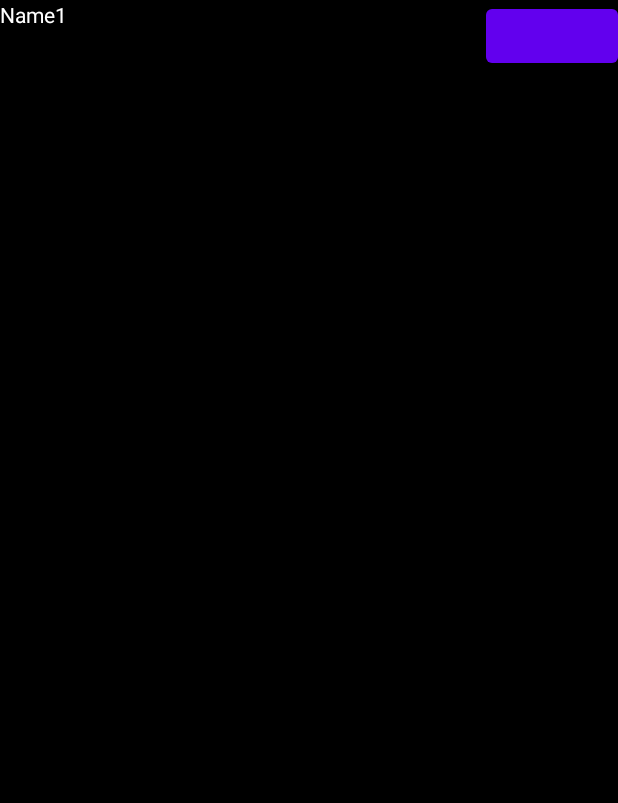
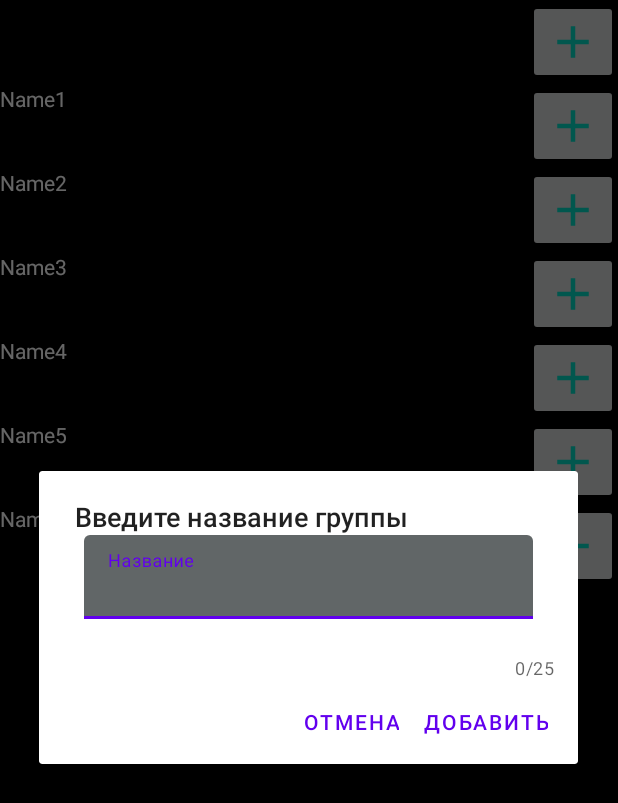
Before and after one commit to Chifir31/DiaryPRO, an Android app: the fragment GroupsFragment shown on its own in the app's theme, after a tap on an icon or button, on a phone screen of 412 x 824 dp. Shown: the top 803 px of the screen. Run offline under Robolectric (Android 15) with nearby library versions, the light colour scheme and no system bars.

Commit message:
Implemented: delete on swap, addition of new group

```diff
--- a/app/src/main/java/com/example/myapplication/GroupsAdapter.kt
+++ b/app/src/main/java/com/example/myapplication/GroupsAdapter.kt
@@ -3,28 +3,55 @@ package com.example.myapplication
 import android.view.LayoutInflater
 import android.view.View
 import android.view.ViewGroup
+import android.widget.ImageButton
 import android.widget.TextView
 import androidx.recyclerview.widget.RecyclerView
 import com.example.myapplication.data.Group
 
-class GroupsAdapter(private val groupsList: ArrayList<Group>): RecyclerView.Adapter<GroupsAdapter.GroupsView>() {
+/**
+ * Класс, реализующий адаптер для RecyclerView
+ * @property groupsList - Лист групп, выводимых в RecyclerView
+ * @author Севастьянов Иван
+ */
+class GroupsAdapter(
+    private val groupsList: ArrayList<Group>): RecyclerView.Adapter<GroupsAdapter.GroupsView>() {
 
+    /**
+     * Создает новый объект ViewHolder
+     * @param parent - где создаем
+     * @param viewType
+     * @author Севастьянов Иван
+     */
     override fun onCreateViewHolder(parent: ViewGroup, viewType: Int): GroupsView {
         val itemView = LayoutInflater.from(parent.context).inflate(R.layout.group_item,parent,false)
         return  GroupsView(itemView)
     }
 
+    /**
+     * Функция для получения кол-ва элементов в списке
+     * @return Количество элементов в списке
+     * @author Севастьянов Иван
+     */
     override fun getItemCount(): Int {
         return groupsList.size
     }
 
+    /**
+     * Функция для вывода элемента
+     * @param holder
+     * @param position - позиция вывода
+     * @author Севастьянов Иван
+     */
     override fun onBindViewHolder(holder: GroupsView, position: Int) {
         val currentItem = groupsList[position]
         holder.groupName.text = currentItem.name
+        holder.detailsBtn.tag = currentItem
+
     }
 
 
     class GroupsView(itemView: View):RecyclerView.ViewHolder(itemView){
         val groupName: TextView = itemView.findViewById(R.id.groupName)
+        val detailsBtn: ImageButton = itemView.findViewById(R.id.options)
     }
 }
--- a/app/src/main/java/com/example/myapplication/data/Group.kt
+++ b/app/src/main/java/com/example/myapplication/data/Group.kt
@@ -1,3 +1,8 @@
 package com.example.myapplication.data
 
+/**
+ * Класс, представляющий группу спортсменов
+ * @property name - имя группы
+ * @author Севастьянов Иван
+ */
 data class Group(var name: String)
--- a/app/src/main/java/com/example/myapplication/navigation_pages/GroupsFragment.kt
+++ b/app/src/main/java/com/example/myapplication/navigation_pages/GroupsFragment.kt
@@ -12,21 +12,46 @@ import com.example.myapplication.GroupsAdapter
 import com.example.myapplication.R
 import com.example.myapplication.data.Group
 import android.util.Log
+import android.widget.EditText
+import android.widget.ImageButton
+import android.widget.TextView
+import androidx.appcompat.app.AlertDialog
+import androidx.appcompat.app.AppCompatActivity
+import androidx.appcompat.widget.Toolbar
+import androidx.recyclerview.widget.ItemTouchHelper
+import com.example.myapplication.SwipeGesture
+import java.text.SimpleDateFormat
+import java.util.*
+import kotlin.collections.ArrayList
 
+/**
+ * Класс, реализующий фрагмент групп
+ * @author Севастьянов Иван, Шестак Вячеслав
+ */
 class GroupsFragment : Fragment() {
     private lateinit var adapter: GroupsAdapter
     private lateinit var recyclerView: RecyclerView
     private lateinit var groupsArrayList: ArrayList<Group>
 
-    private lateinit var heading: Array<String>
+    /**
+     * Функция для инициализации фрагмента
+     * @return Фрагмент
+     * @author Шестак Вячеслав
+     */
     override fun onCreateView(
         inflater: LayoutInflater, container: ViewGroup?,
         savedInstanceState: Bundle?
     ): View? {
-        // Inflate the layout for this fragment
-        return inflater.inflate(R.layout.fragment_groups, container, false)
+        val view = inflater.inflate(R.layout.fragment_groups, container, false)
+        return view
     }
 
+    /**
+     * Функция для инициализации внутренних элементов фрагмента
+     * @param view
+     * @param savedInstanceState
+     * @author Севастьянов Иван
+     */
     override fun onViewCreated(view: View, savedInstanceState: Bundle?) {
         super.onViewCreated(view, savedInstanceState)
         dataInit()
@@ -35,27 +60,94 @@ class GroupsFragment : Fragment() {
         recyclerView = view.findViewById(R.id.recyclerview)
         recyclerView.layoutManager = layoutManager
         adapter = GroupsAdapter(groupsArrayList)
+
         recyclerView.adapter = adapter
 
-        val addBtn = view.findViewById<Button>(R.id.addgroup)
+        val swipeToDeleteCallback = object : SwipeGesture(){
+            override fun onSwiped(viewHolder: RecyclerView.ViewHolder, direction: Int) {
+                val position = viewHolder.absoluteAdapterPosition
+                ConfirmDelete(position)
+            }
+        }
 
+        val itemTouchHelper = ItemTouchHelper(swipeToDeleteCallback)
+        itemTouchHelper.attachToRecyclerView(recyclerView)
+
+        val addBtn = view.findViewById<ImageButton>(R.id.addgroup)
         addBtn.setOnClickListener{
-            addGroup()
+            ShowInput()
         }
     }
 
-    private  fun addGroup(){
-        groupsArrayList.add(Group("name2"))
-        //adapter.notifyItemInserted(groupsArrayList.size)
-        //groupsArrayList.clear()
-        adapter.notifyDataSetChanged()
-        Log.d("Complete", groupsArrayList.size.toString())
+    /**
+     * Функция для подтверждения удаления элемента списка
+     * @param position - Позиция, удаляемого элемента
+     * @author Севастьянов Иван
+     */
+    private fun ConfirmDelete(position: Int){
+        val builder = AlertDialog.Builder(requireContext())
+        with(builder){
+            setTitle("Подтвердите удаление")
+            setPositiveButton("Подтвердить"){dialog, which->
+                Log.d("Main","Pos")
+                groupsArrayList.removeAt(position)
+                recyclerView.adapter?.notifyItemRemoved(position)
+            }
+            setNegativeButton("Отмена"){dialog, which->
+                dialog.dismiss()
+                recyclerView.adapter?.notifyDataSetChanged()
+            }
+            builder.show()
+        }
     }
 
+    /**
+     * Функция для вывода окна для ввода названия новой группы
+     * @author Севастьянов Иван
+     */
+    private fun ShowInput(){
+        val inflater = requireActivity().layoutInflater
+        val dialogLayout = inflater.inflate(R.layout.new_group_input, null)
+        val builder = AlertDialog.Builder(requireContext())
+        val edit = dialogLayout.findViewById<EditText>(R.id.input)
+
+        with(builder){
+            setTitle("Введите название группы")
+            setPositiveButton("Добавить"){dialog, which->
+                Log.d("Main","Positive")
+                if (edit.text.toString().isNotEmpty()) {
+                    InsertGroup(edit.text.toString())
+                }
+            }
+            setNegativeButton("Отмена"){dialog, which-> dialog.dismiss()}
+        }
+        builder.setView(dialogLayout)
+        builder.show()
+    }
+
+    /**
+     * Функция для добавления новой группы в список
+     * @author Севастьянов Иван
+     */
+    private fun InsertGroup(name: String){
+        val newGroup = Group(name)
+        groupsArrayList.add(0,newGroup)
+        adapter.notifyItemInserted(0)
+    }
+
+    /**
+     * Инициализация данных
+     * @author Севастьянов Иван
+     */
     private fun dataInit(){
         groupsArrayList = arrayListOf<Group>()
 
         groupsArrayList.add(Group("Name1"))
+        groupsArrayList.add(Group("Name2"))
+        groupsArrayList.add(Group("Name3"))
+        groupsArrayList.add(Group("Name4"))
+        groupsArrayList.add(Group("Name5"))
+        groupsArrayList.add(Group("Name6"))
 
     }
 }
--- /dev/null
+++ b/app/src/main/res/drawable/baseline_add_24.xml
@@ -0,0 +1,5 @@
+<vector android:height="36dp" android:tint="@color/teal_200"
+    android:viewportHeight="24" android:viewportWidth="24"
+    android:width="36dp" xmlns:android="http://schemas.android.com/apk/res/android">
+    <path android:fillColor="@android:color/white" android:pathData="M19,13h-6v6h-2v-6H5v-2h6V5h2v6h6v2z"/>
+</vector>
--- a/app/src/main/res/layout/fragment_groups.xml
+++ b/app/src/main/res/layout/fragment_groups.xml
@@ -6,16 +6,19 @@
     tools:context=".navigation_pages.GroupsFragment"
     android:background="@color/black">
 
-    <Button
+    <ImageButton
         android:id="@+id/addgroup"
         android:layout_width="wrap_content"
         android:layout_height="wrap_content"
+        android:src="@drawable/baseline_add_24"
         android:layout_alignParentRight="true"
         />
 
     <androidx.recyclerview.widget.RecyclerView
+        android:layout_below="@id/addgroup"
         android:id="@+id/recyclerview"
         android:layout_width="match_parent"
         android:layout_height="match_parent"
+
         tools:listitem="@layout/group_item"/>
 </RelativeLayout>
--- a/app/src/main/res/layout/group_item.xml
+++ b/app/src/main/res/layout/group_item.xml
@@ -1,7 +1,7 @@
 <?xml version="1.0" encoding="utf-8"?>
 <androidx.constraintlayout.widget.ConstraintLayout xmlns:android="http://schemas.android.com/apk/res/android"
     android:layout_width="match_parent"
-    android:layout_height="match_parent"
+    android:layout_height="wrap_content"
     xmlns:app="http://schemas.android.com/apk/res-auto"
     android:background="@color/black">
 
@@ -15,4 +15,12 @@
         android:textColor="@color/white"
         />
 
+    <ImageButton
+        android:id="@+id/options"
+        android:layout_width="wrap_content"
+        android:layout_height="match_parent"
+        app:layout_constraintEnd_toEndOf="parent"
+        android:src="@drawable/baseline_add_24"
+        />
+
 </androidx.constraintlayout.widget.ConstraintLayout>
--- /dev/null
+++ b/app/src/main/res/layout/new_group_input.xml
@@ -0,0 +1,31 @@
+<?xml version="1.0" encoding="utf-8"?>
+<LinearLayout xmlns:android="http://schemas.android.com/apk/res/android"
+    android:layout_width="match_parent"
+    android:layout_height="match_parent"
+    xmlns:app="http://schemas.android.com/apk/res-auto">
+    <com.google.android.material.textfield.TextInputLayout
+        android:id="@+id/r_pwd"
+        android:layout_width="match_parent"
+        android:layout_height="wrap_content"
+        android:textColorHint="@color/white"
+        app:boxBackgroundColor="@color/gray"
+        android:hint="Название"
+        app:counterEnabled="true"
+        app:counterMaxLength="25"
+        >
+
+        <com.google.android.material.textfield.TextInputEditText
+            android:id="@+id/input"
+            android:layout_width="match_parent"
+            android:layout_height="wrap_content"
+            android:layout_marginHorizontal="30sp"
+            android:layout_marginBottom="20sp"
+            android:maxLength="25"
+            android:outlineAmbientShadowColor="@color/white"
+            android:outlineSpotShadowColor="@color/white"
+            />
+        <!--android:backgroundTint="@color/black"-->
+    </com.google.android.material.textfield.TextInputLayout>
+
+
+</LinearLayout>
```
Also changed, not shown: app/src/main/java/com/example/myapplication/SwipeGesture.kt (added, +24 -0 lines).
